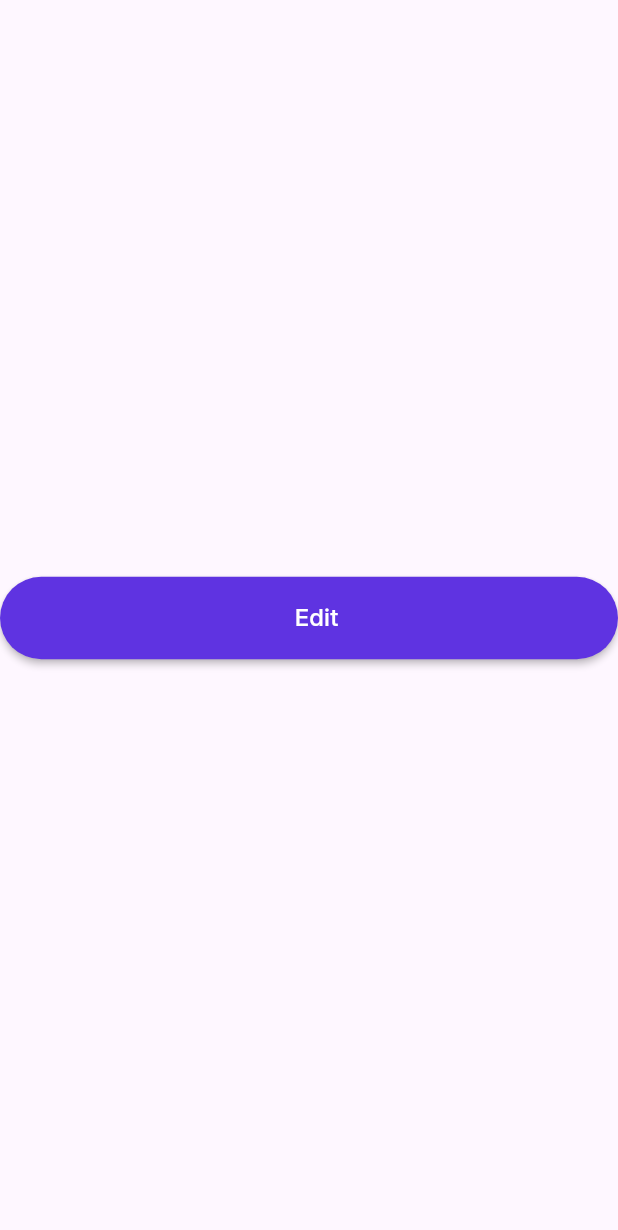
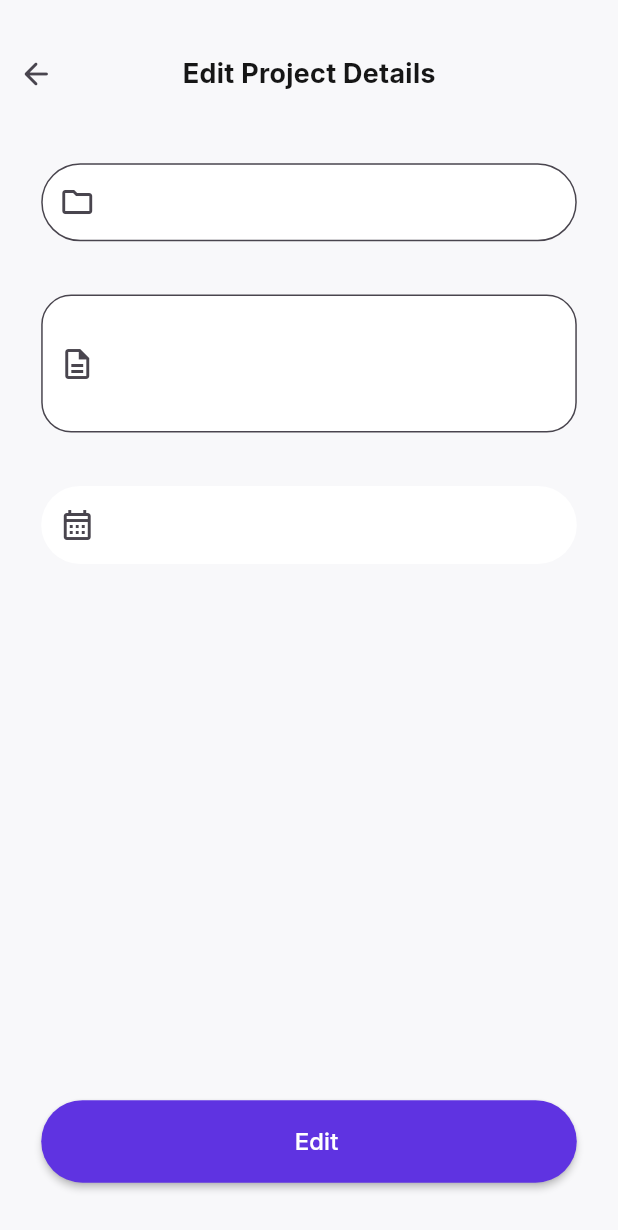
Before and after one commit to habib571/project_management_mobile_app, a Flutter app: the EditProjectDetails screen opened by its route, on a phone screen of 412 x 824 dp. Shown: the top 1230 px of the screen. Run offline on Flutter 3.47's test engine with Material 3 defaults, Android fonts, the phone set to English and light mode, and no system bars; our stand-ins replace cached_network_image, carousel_slider, dartz, dio, flutter_svg, get and 9 more; missing offline and left inert: dart:ffi, flutter_overlay_loader; accounts and stored records are empty; statements that could not run were skipped.

Commit message:
♻️ Refactor : general refactor

```diff
--- a/lib/presentation/modules/dashboord/view/screens/project_details/edit_project_details_screen.dart
+++ b/lib/presentation/modules/dashboord/view/screens/project_details/edit_project_details_screen.dart
@@ -1,25 +1,107 @@
 import 'package:flutter/cupertino.dart';
 import 'package:flutter/material.dart';
+import 'package:project_management_app/application/extensions/screen_config_extension.dart';
 import 'package:project_management_app/presentation/sharedwidgets/custom_button.dart';
 
 import '../../../../../../application/dependencyInjection/dependency_injection.dart';
+import '../../../../../sharedwidgets/custom_appbar.dart';
+import '../../../../../sharedwidgets/input_text.dart';
+import '../../../../../stateRender/state_render_impl.dart';
+import '../../../../../utils/colors.dart';
 import '../../../viewmodel/project_details_view_models/edit_project_details_view_model.dart';
+import 'package:project_management_app/application/extensions/string_extension.dart';
 
-class EditProjectDetails extends StatelessWidget{
+
+class EditProjectDetails extends StatelessWidget {
   @override
-
   final EditProjectDetailsViewModel _viewModel = instance<EditProjectDetailsViewModel>();
 
   @override
   Widget build(BuildContext context) {
     return Scaffold(
-      body: Center(child:
-        CustomButton(
-         text: "Edit",
-          onPressed: (){
-           _viewModel.editDetails("new Title");
-          }
-      ),)
+        backgroundColor: AppColors.scaffold,
+        body: StreamBuilder<FlowState>(
+          stream: _viewModel.outputState,
+          builder: (context, snapshot) {
+            return snapshot.data
+                ?.getScreenWidget(context, _showBody(context), () {}) ??
+                _showBody(context);
+          },
+        )
+    );
+  }
+
+
+  Widget _showBody(BuildContext context) {
+    return Form(
+        key: _viewModel.formkey,
+        child: Column(
+          children: [
+            SizedBox(height: 25.h,),
+            const CustomAppBar(title: "Edit Project Details"),
+            Expanded(
+              child: Padding(
+                padding: EdgeInsets.symmetric(horizontal: 25.w),
+                child: Column(
+                  crossAxisAlignment: CrossAxisAlignment.start,
+                  children: [
+                    SizedBox(height: 35.h,),
+                    _projectTitleTextSection(),
+                    SizedBox(height: 35.h,),
+                    _projectDescriptionInputTextSection(),
+                    SizedBox(height: 35.h,),
+                    _editProjectEndDateSection(context),
+                    const Spacer(),
+                    _editButton(),
+                    SizedBox(height: 35.h,),
+
+                  ],
+                ),
+              ),
+            ),
+          ],
+        ));
+  }
+
+  Widget _projectTitleTextSection() {
+    return InputText(
+      validator: (val) => val.isEmptyInput(),
+      controller: _viewModel.projectTitle,
+      //To modify
+      prefixIcon: const Icon(Icons.folder_outlined),
+      borderSide: const BorderSide(color: Colors.black),
+
+    );
+  }
+  Widget _projectDescriptionInputTextSection(){
+    return InputText(
+      validator: (val) => val.isEmptyInput() ,
+      controller: _viewModel.projectDescription,
+      maxLines: 3,
+      prefixIcon: const Icon(Icons.description_outlined),
+      borderRadius: 20,
+      borderSide: const BorderSide(color: Colors.black),
+    );
+  }
+
+  Widget _editProjectEndDateSection(BuildContext context){
+    return InputText(
+      readOnly: true,
+      validator: (val) => val.isEmptyInput() ,
+      controller: _viewModel.projectEndDate,
+      prefixIcon:const  Icon(Icons.calendar_month_outlined),
+      onTap: () async {
+        await _viewModel.pickProjectEndDate(context);
+      },
+    );
+  }
+
+  Widget _editButton() {
+    return CustomButton(
+        text: "Edit",
+        onPressed: (){
+          _viewModel.editDetails("new Title");
+        }
     );
   }
 }
```
